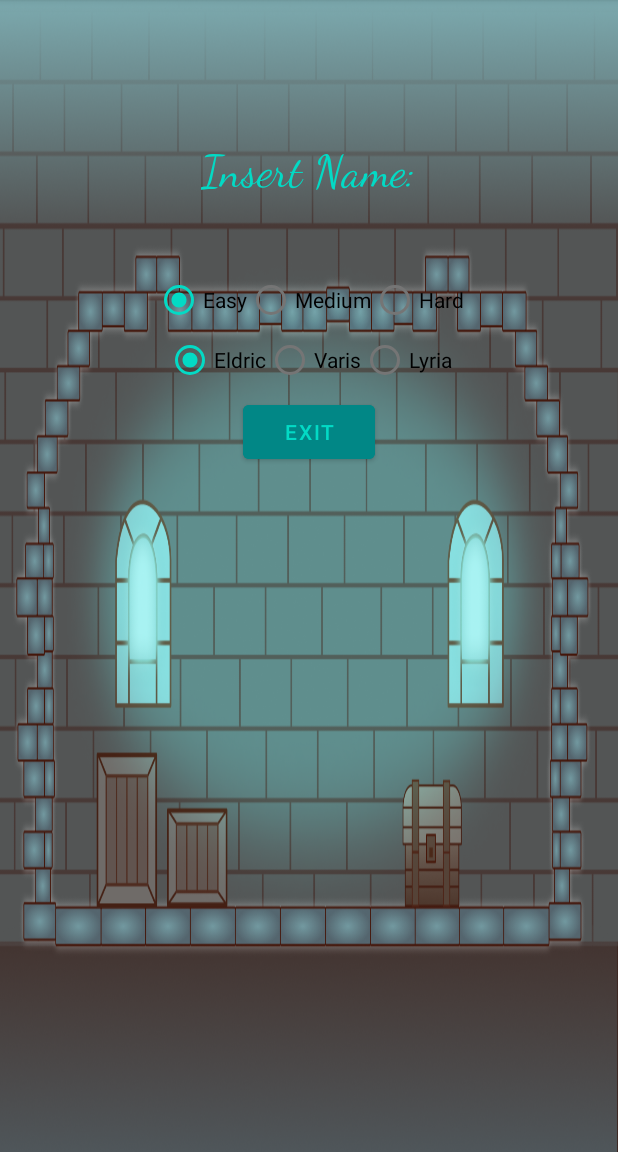
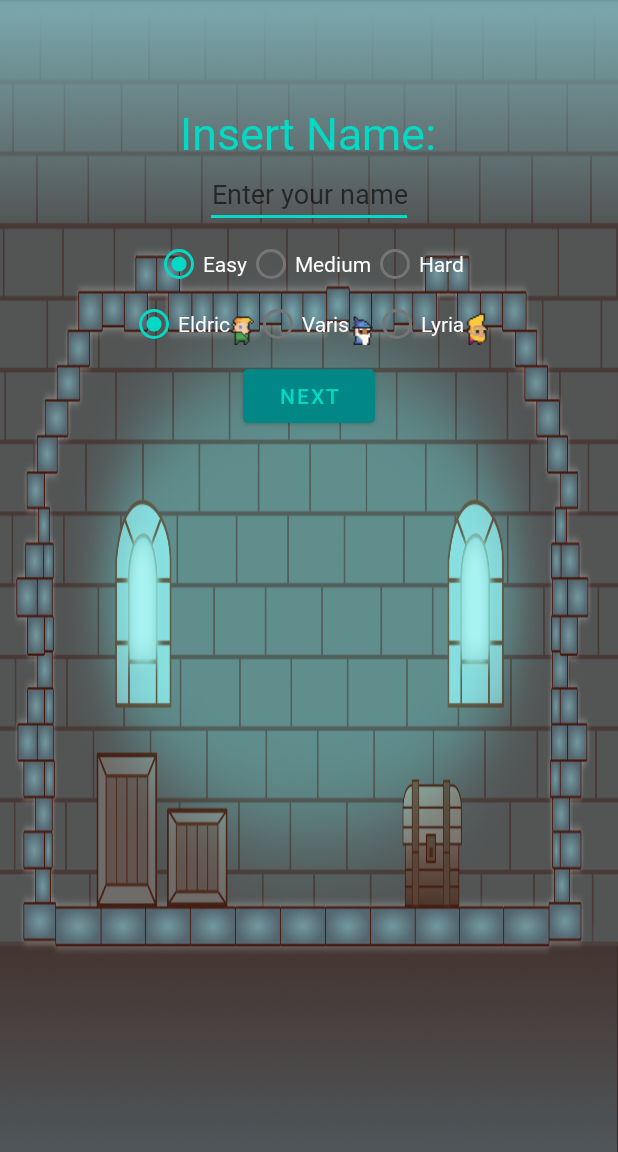
Before and after one commit to emmalynguyen/CS2340C_Team19, an Android app: the InitialConfiguration screen opened directly, with no data from a screen before it, on a phone screen of 412 x 824 dp, the part 84-1236 px from its top. Run offline under Robolectric (Android 15) with nearby library versions, the phone set to English and light mode, and no system bars; 1 statement that could not run was skipped.

Commit message:
initial configuration changes
adding characters and input field

```diff
--- a/DungeonCrawler/app/src/main/java/com/example/dungeoncrawler/InitialConfiguration.java
+++ b/DungeonCrawler/app/src/main/java/com/example/dungeoncrawler/InitialConfiguration.java
@@ -8,6 +8,7 @@ import android.view.WindowManager;
 import android.widget.Button;
 import android.widget.RadioButton;
 import android.widget.RadioGroup;
+import android.widget.EditText;
 
 public class InitialConfiguration extends AppCompatActivity {
 
@@ -21,10 +22,11 @@ public class InitialConfiguration extends AppCompatActivity {
         getWindow().addFlags(WindowManager.LayoutParams.FLAG_FULLSCREEN);
         getWindow().clearFlags(WindowManager.LayoutParams.FLAG_FORCE_NOT_FULLSCREEN);
 
-        Button startButton = findViewById(R.id.startButton);
-        Button exitButton = findViewById(R.id.exitButton);
 
-        startButton.setOnClickListener(v -> {
+        Button nextButton = findViewById(R.id.nextButton);
+
+
+        nextButton.setOnClickListener(v -> {
             RadioGroup difficultyRadioGroup = findViewById(R.id.radioGroup);
             double difficulty = 1;
             RadioButton radioEasy = findViewById(R.id.radioEasy);
@@ -47,11 +49,13 @@ public class InitialConfiguration extends AppCompatActivity {
 
 
 
-        exitButton.setOnClickListener(v -> {
+        nextButton.setOnClickListener(v -> {
             // Finish the current activity to exit the app
             finish();
             // Alternatively, you can use System.exit(0) to forcefully exit the app
             // System.exit(0)
         });
+        EditText editTextName;
+        editTextName = findViewById(R.id.editTextName);
     }
 }
--- a/DungeonCrawler/app/src/main/res/layout/activity_initial_configuration.xml
+++ b/DungeonCrawler/app/src/main/res/layout/activity_initial_configuration.xml
@@ -13,18 +13,35 @@
         android:id="@+id/welcomeText"
         android:layout_width="wrap_content"
         android:layout_height="wrap_content"
-        android:layout_marginTop="96dp"
-        android:fontFamily="cursive"
+        android:layout_marginTop="68dp"
+        android:fontFamily="@font/vt323"
         android:text="Insert Name:"
         android:textColor="@color/teal_200"
         android:textSize="30dp"
+        app:layout_constraintBottom_toTopOf="@id/startButton"
+        app:layout_constraintEnd_toEndOf="parent"
+        app:layout_constraintHorizontal_bias="0.499"
+        app:layout_constraintStart_toStartOf="parent"
         app:layout_constraintTop_toTopOf="parent"
-        app:layout_constraintStart_toStartOf="parent"
+        app:layout_constraintVertical_bias="0.5"
+        app:layout_constraintVertical_chainStyle="packed" />
+
+    <EditText
+        android:id="@+id/inputText"
+        android:layout_width="wrap_content"
+        android:layout_height="wrap_content"
+        android:contentDescription="Name input field"
+        android:fontFamily="@font/vt323"
+        android:hint="Enter your name"
+        android:importantForAccessibility="yes"
+        android:inputType="text"
+        android:text=""
+        android:textAlignment="center"
+        android:textColor="@color/white"
+        app:layout_constraintBottom_toTopOf="@+id/radioGroup"
         app:layout_constraintEnd_toEndOf="parent"
-        app:layout_constraintBottom_toTopOf="@id/startButton"
-        app:layout_constraintVertical_chainStyle="packed"
-        app:layout_constraintVertical_bias="0.5"
-        />
+        app:layout_constraintStart_toStartOf="parent" />
+
     <RadioGroup
         android:id="@+id/radioGroup"
         android:layout_width="wrap_content"
@@ -44,19 +61,25 @@
             android:layout_width="wrap_content"
             android:layout_height="wrap_content"
             android:checked="true"
-            android:text="Easy" />
+            android:fontFamily="@font/vt323"
+            android:text="Easy"
+            android:textColor="@color/white" />
 
         <RadioButton
             android:id="@+id/radioMedium"
             android:layout_width="wrap_content"
             android:layout_height="wrap_content"
-            android:text="Medium" />
+            android:fontFamily="@font/vt323"
+            android:text="Medium"
+            android:textColor="@color/white" />
 
         <RadioButton
             android:id="@+id/radioHard"
             android:layout_width="wrap_content"
             android:layout_height="wrap_content"
-            android:text="Hard" />
+            android:fontFamily="@font/vt323"
+            android:text="Hard"
+            android:textColor="@color/white" />
     </RadioGroup>
 
     <RadioGroup
@@ -78,29 +101,37 @@
             android:layout_width="wrap_content"
             android:layout_height="wrap_content"
             android:checked="true"
-            android:text="Eldric" />
-
+            android:fontFamily="@font/vt323"
+            android:text="Eldric"
+            android:drawableRight="@drawable/male_elf"
+            android:textColor="@color/white" />
 
         <RadioButton
             android:id="@+id/radioVaris"
             android:layout_width="wrap_content"
             android:layout_height="wrap_content"
-            android:text="Varis" />
+            android:fontFamily="@font/vt323"
+            android:text="Varis"
+            android:drawableRight="@drawable/male_wizard"
+            android:textColor="@color/white" />
 
         <RadioButton
             android:id="@+id/radioLyria"
             android:layout_width="wrap_content"
             android:layout_height="wrap_content"
-            android:text="Lyria" />
+            android:fontFamily="@font/vt323"
+            android:text="Lyria"
+            android:drawableRight="@drawable/female_dwarf"
+            android:textColor="@color/white" />
     </RadioGroup>
 
 
     <Button
-        android:id="@+id/exitButton"
+        android:id="@+id/nextButton"
         android:layout_width="wrap_content"
         android:layout_height="wrap_content"
         android:backgroundTint="@color/teal_700"
-        android:text="Exit"
+        android:text="Next"
         android:textColor="@color/teal_200"
         app:layout_constraintEnd_toEndOf="parent"
         app:layout_constraintHorizontal_bias="0.5"
```
Also changed, not shown: DungeonCrawler/app/src/main/res/drawable/female_dwarf.png (added), DungeonCrawler/app/src/main/res/drawable/female_elf.png (deleted), DungeonCrawler/app/src/main/res/drawable/female_wizard.png (added), DungeonCrawler/app/src/main/res/drawable/male_elf.png (added), DungeonCrawler/app/src/main/res/drawable/male_wizard.png (added).
